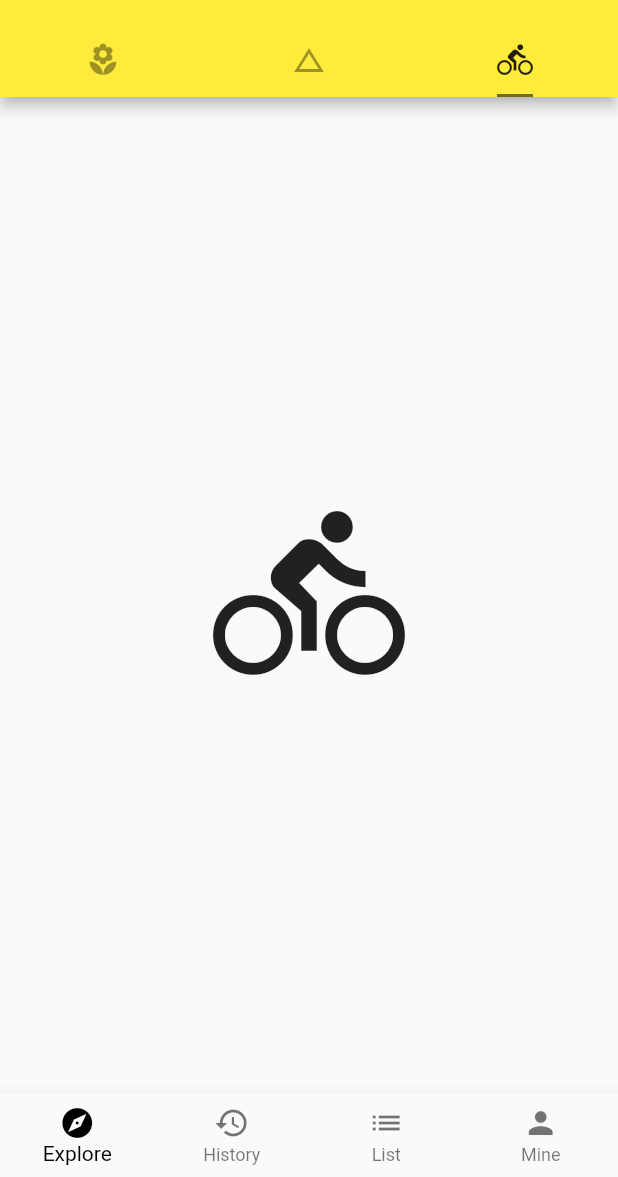
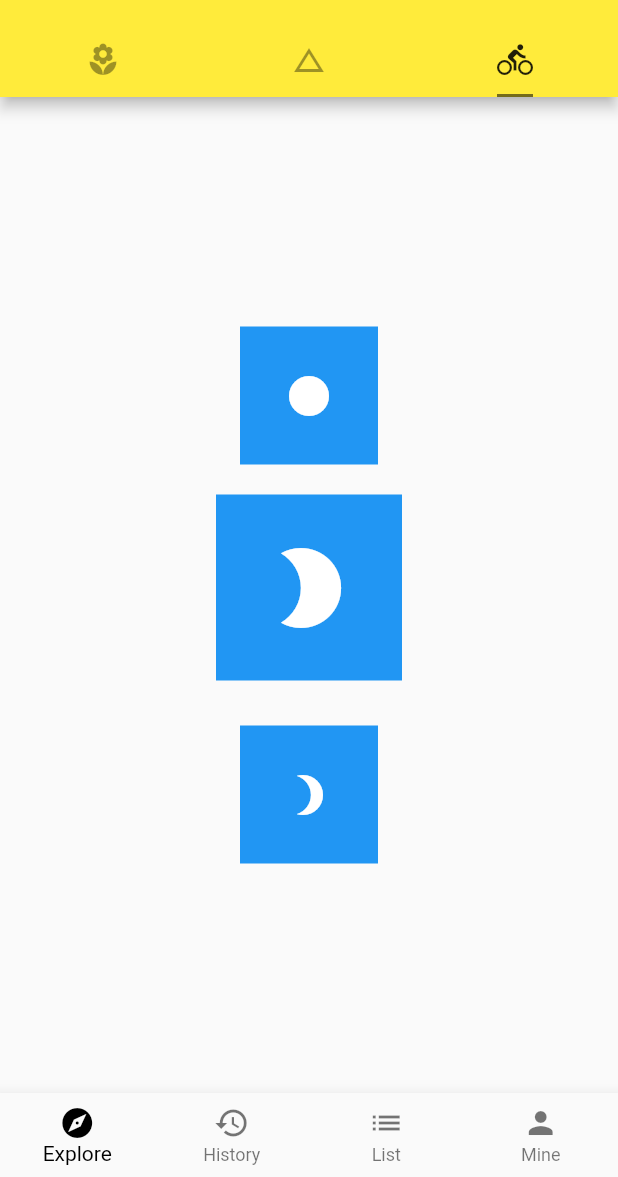
Before and after one commit to YouLe2016/flutter-learn, a Flutter app: the screen it shows after launch, tab 3 chosen, on a phone screen of 412 x 824 dp, the part 59-1236 px from its top. Run offline on Flutter 3.47's test engine with Material 2 defaults, Android fonts, the phone set to English and light mode, and no system bars; network calls fail.

Commit message:
Row Column SizeBox

```diff
--- /dev/null
+++ b/lib/demo/layout-demo.dart
@@ -0,0 +1,81 @@
+import 'package:flutter/material.dart';
+
+class LayoutDemo extends StatelessWidget {
+  @override
+  Widget build(BuildContext context) {
+    return SizeBoxDemo();
+  }
+}
+
+//class StackDemo extends StatelessWidget {
+//  @override
+//  Widget build(BuildContext context) {
+//    return Stack(
+//      children: <Widget>[
+//        Container(
+//
+//        ),
+//      ],
+//    );
+//  }
+//}
+
+class SizeBoxDemo extends StatelessWidget {
+  @override
+  Widget build(BuildContext context) {
+    return Column(
+      mainAxisAlignment: MainAxisAlignment.center,
+      crossAxisAlignment: CrossAxisAlignment.center,
+      children: <Widget>[
+        IconBadge(Icons.brightness_1),
+        SizedBox(height: 20, width: 20),
+        IconBadge(Icons.brightness_2, size: 64),
+        SizedBox(height: 30, width: 20),
+        IconBadge(Icons.brightness_3),
+      ],
+    );
+  }
+}
+
+class RowColumnDemo extends StatelessWidget {
+  @override
+  Widget build(BuildContext context) {
+    return Container(
+//      child: Row(
+      child: Column(
+        mainAxisAlignment: MainAxisAlignment.spaceAround,
+//        crossAxisAlignment: CrossAxisAlignment.center,
+        children: <Widget>[
+          IconBadge(Icons.pool),
+          IconBadge(Icons.beach_access, size: 64),
+          IconBadge(Icons.brightness_1),
+        ],
+      ),
+    );
+  }
+}
+
+/// 图标徽章
+class IconBadge extends StatelessWidget {
+  final IconData icon;
+  final double size;
+
+  IconBadge(this.icon, {this.size = 32.0});
+
+  @override
+  Widget build(BuildContext context) {
+    return Container(
+      // 设置单个控件的位置
+//      alignment: Alignment(0, -1),
+      alignment: Alignment.center,
+      child: Icon(
+        icon,
+        size: size,
+        color: Colors.white,
+      ),
+      width: size + 60,
+      height: size + 60,
+      color: Colors.blue,
+    );
+  }
+}
--- a/lib/main.dart
+++ b/lib/main.dart
@@ -1,9 +1,10 @@
 import 'package:flutter/material.dart';
 import 'package:flutter/services.dart';
-import 'package:flutter_learn/demo/drawer-demo.dart';
 
 import 'demo/basic-demo.dart';
 import 'demo/bottomNavigationBar-demo.dart';
+import 'demo/drawer-demo.dart';
+import 'demo/layout-demo.dart';
 import 'demo/listview-demo.dart';
 
 void main() {
@@ -56,7 +57,8 @@ class Home extends StatelessWidget {
           children: <Widget>[
             ListViewDemo(),
             BasicDemo(),
-            Icon(Icons.directions_bike, size: 128, color: Colors.black87)
+//            Icon(Icons.directions_bike, size: 128, color: Colors.black87)
+            LayoutDemo()
           ],
         ),
         drawer: DrawerDemo(),
```
